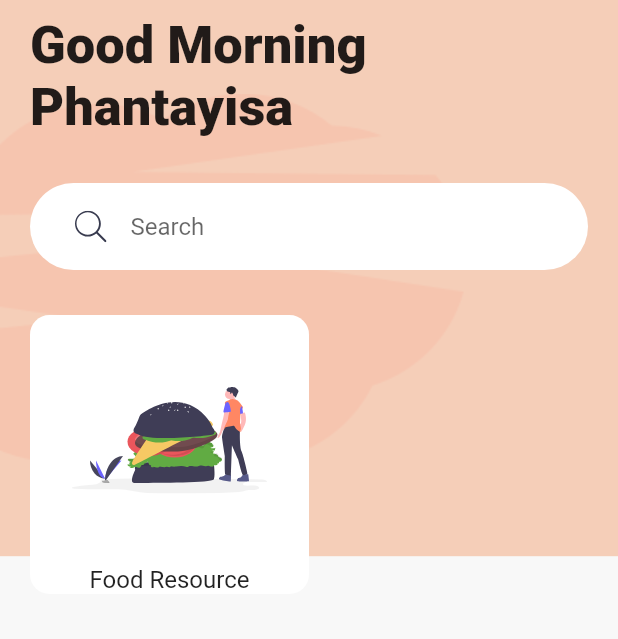
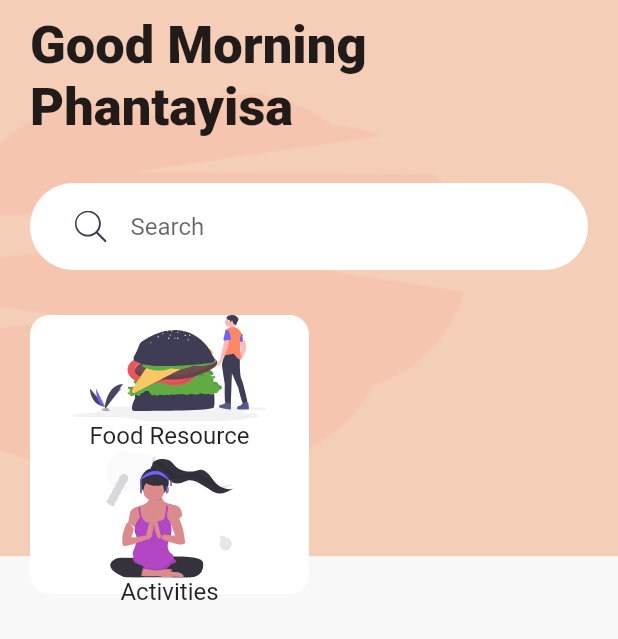
Before and after one commit to ChristOscar/KidoResources, a Flutter app: the screen it shows after launch, on a phone screen of 412 x 824 dp. Shown: the top 639 px of the screen. Run offline on Flutter 3.47's test engine with Material 2 defaults, Android fonts, the phone set to English and light mode, and no system bars; our stand-ins replace flutter_svg.

Commit message:
Starting the addition of more boxes for each resource

```diff
--- a/lib/main.dart
+++ b/lib/main.dart
@@ -74,6 +74,14 @@ class HomeScreen extends StatelessWidget {
                                 textAlign: TextAlign.center,
                                 style: TextStyle(fontSize: 16),
                               ),
+                              Spacer(),
+                              SvgPicture.asset("assets/icons/yoga.svg"),
+                              Spacer(),
+                              Text(
+                                "Activities",
+                                textAlign: TextAlign.center,
+                                style: TextStyle(fontSize: 16),
+                              ),
                             ],
                           ),
                         ),
```
